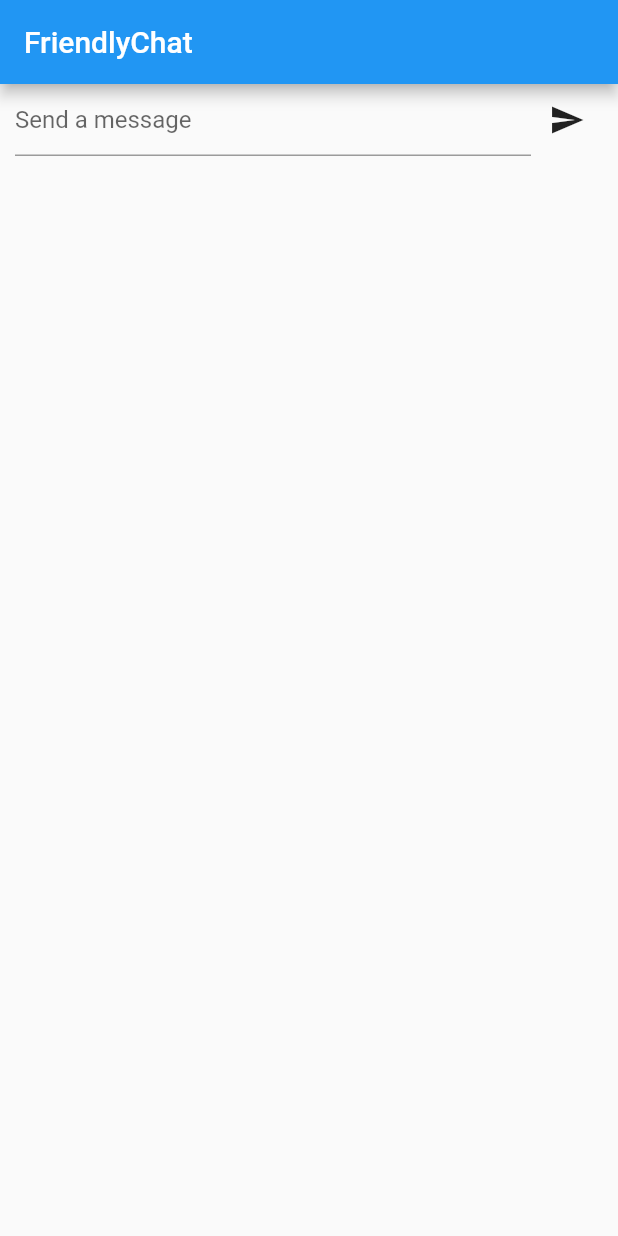
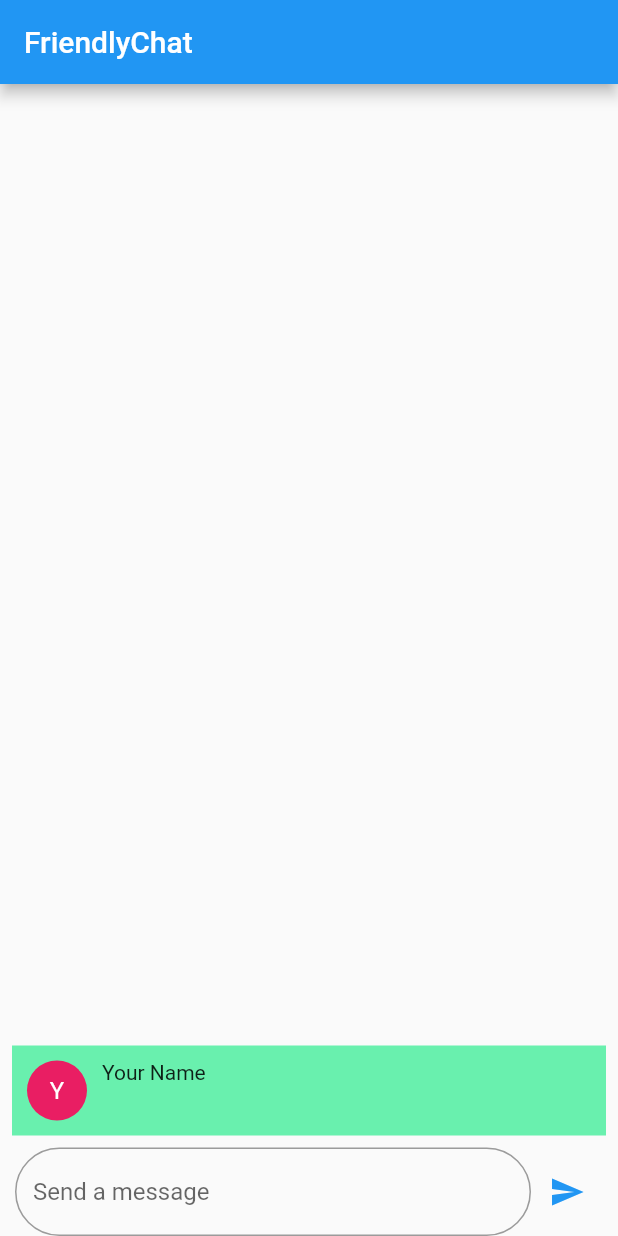
Before and after one commit to amrabdalfatah/Friendly-Chat, a Flutter app: the screen it shows after launch, after a tap on the "send" icon, on a phone screen of 412 x 824 dp. Run offline on Flutter 3.47's test engine with Material 2 defaults, Android fonts, the phone set to English and light mode, and no system bars.

```diff
--- a/lib/main.dart
+++ b/lib/main.dart
@@ -25,14 +25,31 @@ class ChatScreen extends StatefulWidget {
 }
 
 class _ChatScreenState extends State<ChatScreen> {
-  Widget buildTextMessage() {
+  final _messageController = TextEditingController();
+
+  List<ChatMessage> _message = [];
+
+  void _handleMessage(String message) {
+    setState(() {
+      _messageController.text = message;
+      _message.insert(0, ChatMessage(_messageController.text));
+      _messageController.clear();
+    });
+  }
+
+  Widget _buildTextMessage() {
     return Padding(
       padding: const EdgeInsets.symmetric(horizontal: 10.0),
       child: Row(
         children: [
           Flexible(
             child: TextField(
+              controller: _messageController,
+              onSubmitted: _handleMessage,
               decoration: InputDecoration(
+                border: OutlineInputBorder(
+                  borderRadius: BorderRadius.circular(40),
+                ),
                 hintText: 'Send a message',
               ),
             ),
@@ -40,8 +57,11 @@ class _ChatScreenState extends State<ChatScreen> {
           IconButton(
             icon: Icon(
               Icons.send,
+              color: Colors.blue,
             ),
-            onPressed: () {},
+            onPressed: () {
+              _handleMessage(_messageController.text);
+            },
           ),
         ],
       ),
@@ -54,7 +74,64 @@ class _ChatScreenState extends State<ChatScreen> {
       appBar: AppBar(
         title: Text('FriendlyChat'),
       ),
-      body: buildTextMessage(),
+      body: Column(
+        children: [
+          Expanded(
+            child: ListView.builder(
+              reverse: true,
+              itemBuilder: (context, index) {
+                return _message[index];
+              },
+              itemCount: _message.length,
+            ),
+          ),
+          _buildTextMessage(),
+        ],
+      ),
     );
   }
 }
+
+class ChatMessage extends StatelessWidget {
+  final String message;
+  ChatMessage(this.message);
+
+  @override
+  Widget build(BuildContext context) {
+    return Container(
+      margin: EdgeInsets.all(8.0),
+      color: Colors.greenAccent,
+      child: Padding(
+        padding: const EdgeInsets.all(10.0),
+        child: Row(
+          crossAxisAlignment: CrossAxisAlignment.start,
+          children: [
+            CircleAvatar(
+              backgroundColor: Colors.pink,
+              child: Text(
+                'Y',
+                style: TextStyle(color: Colors.white),
+              ),
+            ),
+            SizedBox(
+              width: 10,
+            ),
+            Column(
+              crossAxisAlignment: CrossAxisAlignment.start,
+              children: [
+                Text('Your Name'),
+                Text(
+                  message,
+                  style: TextStyle(
+                    fontSize: 16,
+                    color: Colors.grey,
+                  ),
+                ),
+              ],
+            ),
+          ],
+        ),
+      ),
+    );
+  }
+}
```
